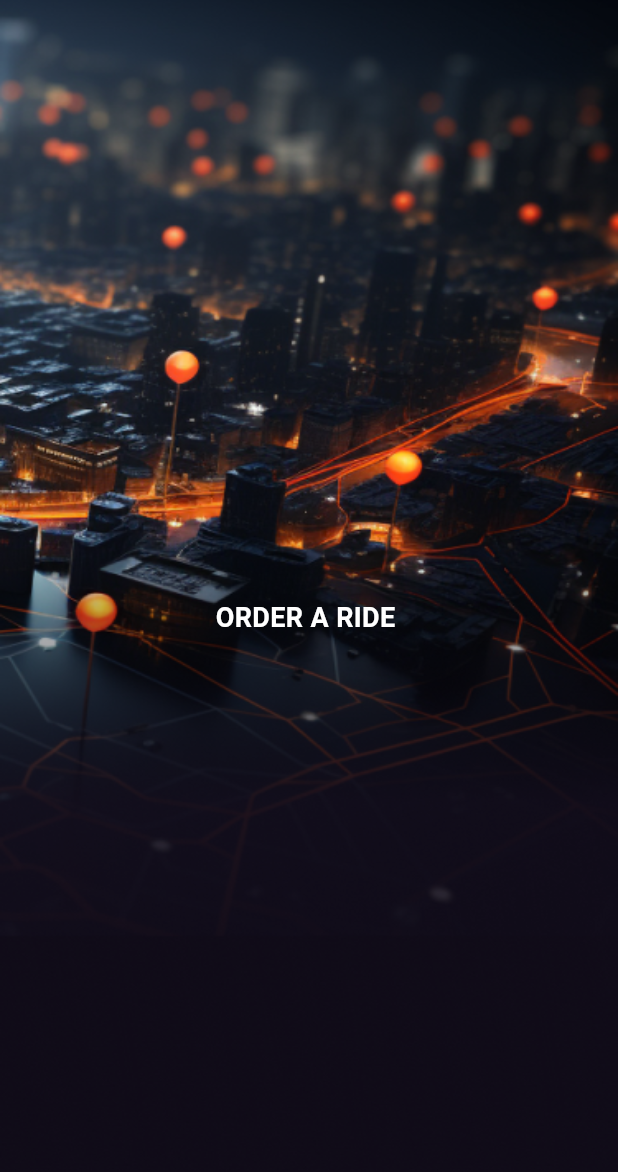
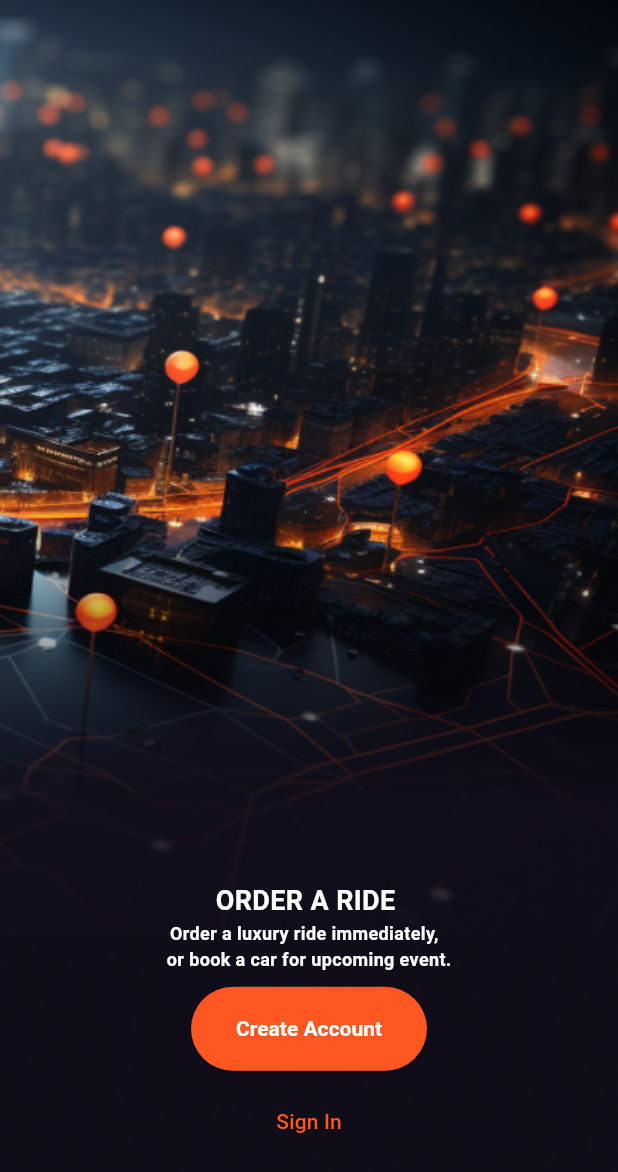
Before and after one commit to Musavir-Ali/Car-Rental-App-UI, a Flutter app: the screen it shows after launch, on a phone screen of 412 x 824 dp. Shown: the top 1172 px of the screen. Run offline on Flutter 3.47's test engine with Material 3 defaults, Android fonts, the phone set to English and light mode, and no system bars; drawn by our look-alikes of carousel_slider.

Commit message:
Added files

```diff
--- a/lib/Splash.dart
+++ b/lib/Splash.dart
@@ -20,9 +20,14 @@ class _SplashScreenState extends State<SplashScreen> {
     'RIDE IN STYLE',
   ];
   final List<String> secondTexts = [
-    'ORDER A RIDE ',
-    'SELECT A CAR',
-    'RIDE IN STYLE',
+    'Order a luxury ride immediately,  ',
+    'Sport, Limousine, Terrain... whatever',
+    'Enjoy the ride in luxury cars,',
+  ];
+  final List<String> thirdTexts = [
+    'or book a car for upcoming event.',
+    'your preference is, we have it.',
+    'with a with professional driver.',
   ];
 
   @override
@@ -66,28 +71,66 @@ class _SplashScreenState extends State<SplashScreen> {
                           fit: BoxFit.fill,
                         ),
                       ),
+                      child: Column(
+                        mainAxisAlignment: MainAxisAlignment.center,
+                        children: [
+                          SizedBox(
+                            height: MediaQuery.of(context).size.height * 0.65,
                           ),
-                    Center(
-                      child: Text(
+                          Text(
                             imageTexts[index], // Display corresponding text
-                        style: TextStyle(
+                            style: const TextStyle(
                               color: Colors.white,
                               fontSize: 18.0,
                               fontWeight: FontWeight.bold,
                             ),
                           ),
+                          Text(
+                            secondTexts[index], // Display corresponding text
+                            style: const TextStyle(
+                              color: Colors.white,
+                              fontSize: 12.0,
+                              fontWeight: FontWeight.bold,
                             ),
-                    // SizedBox(
-                    //   height: 20.0,
-                    // ),
-                    // Text(
-                    //   secondTexts[index], // Display corresponding text
-                    //   style: TextStyle(
-                    //     color: Colors.white,
-                    //     fontSize: 18.0,
-                    //     fontWeight: FontWeight.bold,
-                    //   ),
-                    // ),
+                          ),
+                          Text(
+                            thirdTexts[index], // Display corresponding text
+                            style: const TextStyle(
+                              color: Colors.white,
+                              fontSize: 12.0,
+                              fontWeight: FontWeight.bold,
+                            ),
+                          ),
+                          const SizedBox(
+                            height: 10,
+                          ),
+                          ElevatedButton(
+                            onPressed: () {},
+                            child: Text(
+                              'Create Account',
+                              style: TextStyle(color: Colors.white),
+                            ),
+                            style: ElevatedButton.styleFrom(
+                              backgroundColor: Colors.deepOrange,
+                              padding: const EdgeInsets.symmetric(
+                                  horizontal: 30, vertical: 20),
+                              textStyle: const TextStyle(
+                                  fontSize: 14, fontWeight: FontWeight.bold),
+                            ),
+                          ),
+                          SizedBox(
+                            height: 10,
+                          ),
+                          TextButton(
+                            onPressed: () {},
+                            child: Text(
+                              'Sign In',
+                              style: TextStyle(color: Colors.deepOrange),
+                            ),
+                          ),
+                        ],
+                      ),
+                    ),
                   ],
                 );
               },
```
Lines whose indentation alone changed are shown as unchanged.
